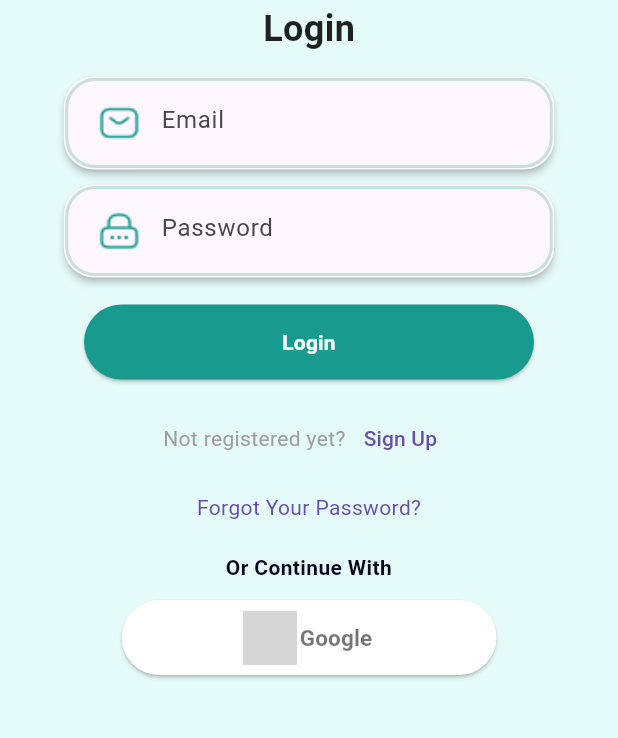
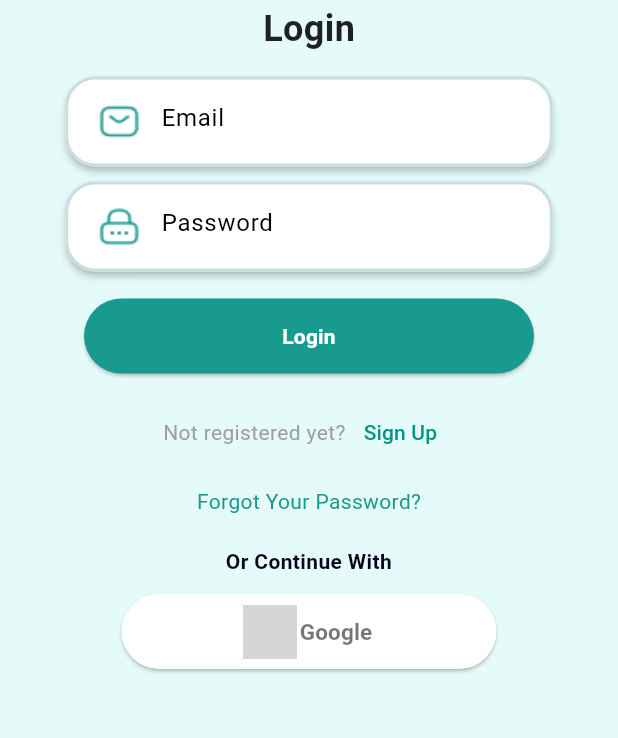
Before and after one commit to yjawais/WellBe-Brain-Tumor-Detection, a Flutter app: the screen it shows after launch, on a phone screen of 412 x 824 dp, the part 270-1008 px from its top. Run offline on Flutter 3.47's test engine with Material 2 defaults, Android fonts, the light colour scheme and no system bars; our stand-ins replace cloud_firestore, firebase_auth, firebase_core, flutter_profile_picture, google_sign_in, image_picker and 1 more; accounts and stored records are empty; grey boxes are pictures that could not be loaded.

Commit message:
material3 migration complete

```diff
--- a/lib/auth/screens/auth_screen.dart
+++ b/lib/auth/screens/auth_screen.dart
@@ -65,7 +65,7 @@ class _AuthScreenState extends State<AuthScreen> {
       ScaffoldMessenger.of(ctx).showSnackBar(
         SnackBar(
           content: Text(message),
-          backgroundColor: Theme.of(context).errorColor,
+          backgroundColor: Theme.of(context).colorScheme.error,
         ),
       );
       setState(() {
@@ -94,10 +94,10 @@ class _AuthScreenState extends State<AuthScreen> {
 
   @override
   Widget build(BuildContext context) {
-    return Scaffold(
-      backgroundColor: GlobalVariables.backgroundColor,
-      body: SafeArea(
-        child: SingleChildScrollView(
+    return SafeArea(
+      child: Scaffold(
+        backgroundColor: GlobalVariables.backgroundColor,
+        body: SingleChildScrollView(
           child: Column(
             //  mainAxisAlignment: MainAxisAlignment.spaceBetween,
             children: [
@@ -153,7 +153,7 @@ class _AuthScreenState extends State<AuthScreen> {
                 margin: const EdgeInsets.all(2),
                 child: ElevatedButton(
                   style: ElevatedButton.styleFrom(
-                    primary: Colors.white,
+                    backgroundColor: Colors.white,
                     shape: RoundedRectangleBorder(
                       borderRadius: BorderRadius.circular(30.0),
                     ),
--- a/lib/auth/screens/profile_input_screen.dart
+++ b/lib/auth/screens/profile_input_screen.dart
@@ -61,7 +61,7 @@ class _ProfileInputScreenState extends State<ProfileInputScreen> {
       ScaffoldMessenger.of(ctx).showSnackBar(
         SnackBar(
           content: Text(message),
-          backgroundColor: Theme.of(context).errorColor,
+          backgroundColor: Theme.of(context).colorScheme.error,
         ),
       );
       setState(() {
--- a/lib/auth/widgets/auth_form.dart
+++ b/lib/auth/widgets/auth_form.dart
@@ -77,6 +77,7 @@ class _AuthFormState extends State<AuthForm> {
                 ),
                 Material(
                   elevation: 2,
+                  color: Colors.white,
                   borderRadius: BorderRadius.circular(20),
                   child: Container(
                     height: 60,
@@ -92,7 +93,7 @@ class _AuthFormState extends State<AuthForm> {
                         width: 2,
                       ),
                     ),
-                    margin: const EdgeInsets.all(1),
+                    margin: const EdgeInsets.all(0),
                     child: TextFormField(
                       key: const ValueKey('email'),
                       autocorrect: false,
@@ -146,10 +147,11 @@ class _AuthFormState extends State<AuthForm> {
                 Material(
                   elevation: 2,
                   borderRadius: BorderRadius.circular(20),
+                  color: Colors.white,
                   child: Container(
                     height: 60,
                     width: 325,
-                    margin: const EdgeInsets.all(1),
+                    margin: const EdgeInsets.all(0),
                     padding: const EdgeInsets.symmetric(
                       horizontal: 10,
                       vertical: 5,
--- a/lib/common/gradient_button.dart
+++ b/lib/common/gradient_button.dart
@@ -21,7 +21,7 @@ class GradientButton extends StatelessWidget {
         onPressed: function,
         style: ElevatedButton.styleFrom(
           shape:const StadiumBorder(),
-          primary: GlobalVariables.primaryColor,
+          backgroundColor: GlobalVariables.primaryColor,
         //  RoundedRectangleBorder(borderRadius: BorderRadius.circular(30.0)),
           padding: const EdgeInsets.all(0.0),
         ),
--- a/lib/constants/global_variables.dart
+++ b/lib/constants/global_variables.dart
@@ -11,8 +11,8 @@ class GlobalVariables {
     stops: [0.5, 1.0],
   );
   static const primaryColor = Color(0xFF199A8E);
-  static const secondaryColor = Color.fromRGBO(255, 153, 0, 1);
-  static const backgroundColor = Color(0xFFE5FBF9);// Color(0xFFC9F6F2);//Colors.white;
+  static const secondaryColor =Color(0xFFE5FBF9); //Color.fromRGBO(255, 153, 0, 1);
+  static const backgroundColor =Color(0xFFE5FBF9);// Color(0xFFC9F6F2);//Colors.white;
   static const Color greyBackgroundColor = Color(0xffebecee);
   static var selectedNavBarColor = Colors.cyan[800]!;
   static const unselectedNavBarColor = Colors.black54;
--- a/lib/features/account/screens/update_profile_screen.dart
+++ b/lib/features/account/screens/update_profile_screen.dart
@@ -53,7 +53,7 @@ class _UpdateProfileScreenState extends State<UpdateProfileScreen> {
       ScaffoldMessenger.of(ctx).showSnackBar(
         SnackBar(
           content: Text(message),
-          backgroundColor: Theme.of(context).errorColor,
+          backgroundColor: Theme.of(context).colorScheme.error,
         ),
       );
     }
--- a/lib/features/account/widgets/menu_options.dart
+++ b/lib/features/account/widgets/menu_options.dart
@@ -39,6 +39,7 @@ class MenuOption extends StatelessWidget {
         context: context,
         builder: (context) {
           return SimpleDialog(
+            backgroundColor: Colors.white,
             // title: const Text(" "),
             children: [
               SizedBox(
@@ -88,7 +89,7 @@ class MenuOption extends StatelessWidget {
                         child: OutlinedButton(
                           style: OutlinedButton.styleFrom(
                               shape: const StadiumBorder(),
-                              primary: GlobalVariables.primaryColor,
+                             backgroundColor: GlobalVariables.primaryColor,
                               padding: const EdgeInsets.all(0.0),
                               side: const BorderSide(
                                 color: GlobalVariables.primaryColor,
--- a/lib/features/home/screens/brain_test_screen.dart
+++ b/lib/features/home/screens/brain_test_screen.dart
@@ -11,7 +11,8 @@ class BrainTestScreen extends StatelessWidget {
   @override
   Widget build(BuildContext context) {
 
-    return Scaffold(
+    return SafeArea(
+      child: Scaffold(
         backgroundColor: GlobalVariables.backgroundColor,
         appBar: AppBar(
           title: const Text(
@@ -26,6 +27,7 @@ class BrainTestScreen extends StatelessWidget {
           elevation: 1.5,
         ),
         body: const MriImagePickerFromApp (),
+      ),
     );
   }
 }
--- a/lib/features/home/screens/home_screen.dart
+++ b/lib/features/home/screens/home_screen.dart
@@ -59,6 +59,7 @@ class HomeScreen extends StatelessWidget {
                   width: double.infinity,
                   padding: const EdgeInsets.all(5),
                   child: Card(
+                    color: Colors.white,
                     elevation: 1.5,
                     child: Stack(
                       children: [
@@ -144,6 +145,7 @@ class HomeScreen extends StatelessWidget {
                   width: double.infinity,
                   padding: const EdgeInsets.all(10),
                   child: Card(
+                    color: Colors.white,
                     elevation: 1.5,
                     child: Stack(
                       children: [
@@ -188,7 +190,8 @@ class HomeScreen extends StatelessWidget {
                                     Uri url = Uri.parse(
                                         'https://cancer.org/cancer/brain-spinal-cord-tumors-adults/detection-diagnosis-staging.html');
                                     if (await canLaunchUrl(url)) {
-                                      await launchUrl(url,mode: LaunchMode.inAppWebView);
+                                      await launchUrl(url,
+                                          mode: LaunchMode.inAppWebView);
                                     } else {
                                       throw "cannot launch $url";
                                     }
--- a/lib/features/home/widgets/option_tile.dart
+++ b/lib/features/home/widgets/option_tile.dart
@@ -41,6 +41,7 @@ class OptionTile extends StatelessWidget {
                 width: 90,
                 padding: const EdgeInsets.all(1),
                 child: Card(
+                    color: Colors.white,
                   child: Column(
                     children: [
                       Container(
--- a/lib/features/home/widgets/picker_image_app.dart
+++ b/lib/features/home/widgets/picker_image_app.dart
@@ -28,6 +28,7 @@ class _MriImagePickerFromAppState extends State<MriImagePickerFromApp> {
               height: 550,
               width: 400,
               child: SimpleDialog(
+                backgroundColor: Colors.white,
                 children: [
                   SizedBox(
                     height: 550,
@@ -78,7 +79,9 @@ class _MriImagePickerFromAppState extends State<MriImagePickerFromApp> {
           return SizedBox(
             height: 400,
             width: 350,
-            child: SimpleDialog(children: [
+            child: SimpleDialog(
+               backgroundColor: Colors.white,
+              children: [
               SizedBox(
                 height: 450,
                 width: 350,
--- a/lib/features/services/widgets/detail_card.dart
+++ b/lib/features/services/widgets/detail_card.dart
@@ -15,6 +15,7 @@ class DetailCard extends StatelessWidget {
       itemCount: data.length,
       itemBuilder: ((context, i) {
         return Card(
+          color: Colors.white,
           child: Container(
             height: 180,
             width: double.infinity,
--- a/lib/main.dart
+++ b/lib/main.dart
@@ -6,9 +6,11 @@ import 'package:flutter/material.dart';
 import 'package:major_proj_sbj/auth/screens/auth_screen.dart';
 import 'package:major_proj_sbj/common/bottom_bar.dart';
 import 'package:major_proj_sbj/common/splash_screen.dart';
-
+import 'package:flutter/services.dart';
 //import 'package:major_proj_sbj/features/home/screens/home_screen.dart';
 import 'package:major_proj_sbj/routes/router.dart';
+
+import 'constants/global_variables.dart';
 
 void main() async {
   WidgetsFlutterBinding.ensureInitialized();
@@ -22,11 +24,17 @@ class MyApp extends StatelessWidget {
   // This widget is the root of your application.
   @override
   Widget build(BuildContext context) {
-
+    SystemChrome.setPreferredOrientations([
+      DeviceOrientation.portraitUp,
+      DeviceOrientation.portraitDown,
+    ]);
     return MaterialApp(
       debugShowCheckedModeBanner: false,
       title: 'WellBe',
       theme: ThemeData(
+        primarySwatch: Colors.teal,
+        primaryColor: GlobalVariables.primaryColor,
+        colorScheme: ColorScheme.fromSwatch(primarySwatch: Colors.teal,) ,
         useMaterial3: true,
       ),
       onGenerateRoute: (settings) => generateRoute(settings),
```
Also changed, not shown: lib/auth/screens/forgot_password_screen.dart (+5 -3 lines), lib/features/home/widgets/image_picker.dart (+51 -1 lines), lib/features/services/screens/hospitals.dart (+4 -3 lines), pubspec.lock, 6 other files. Lines whose indentation alone changed are shown as unchanged.
